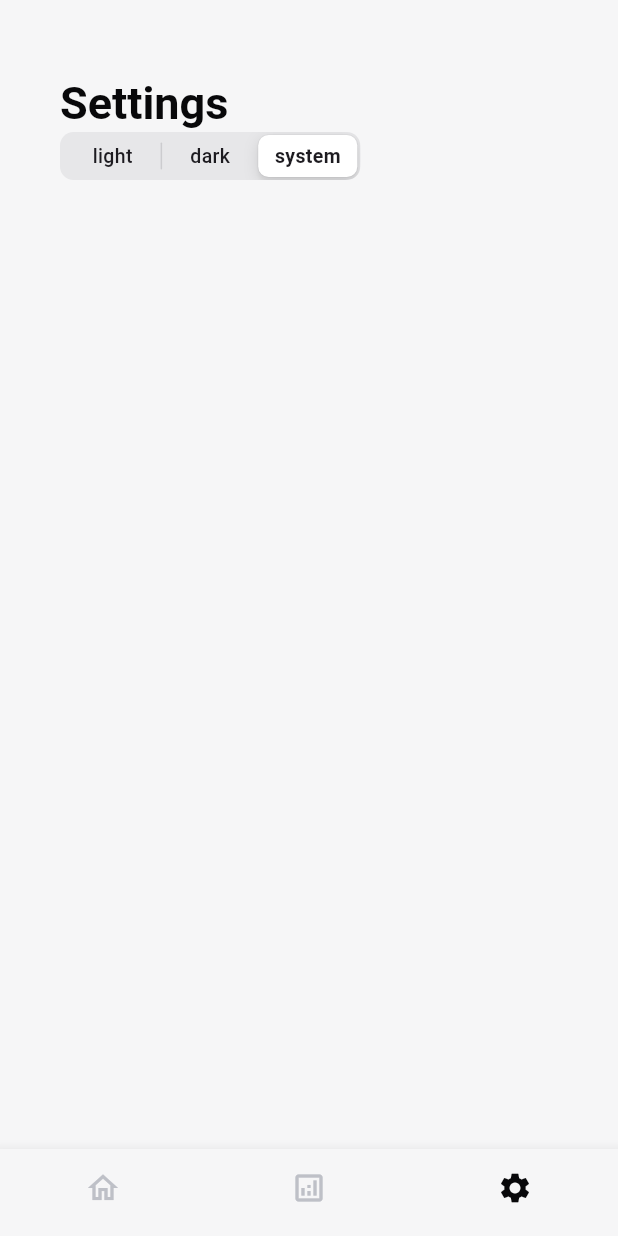
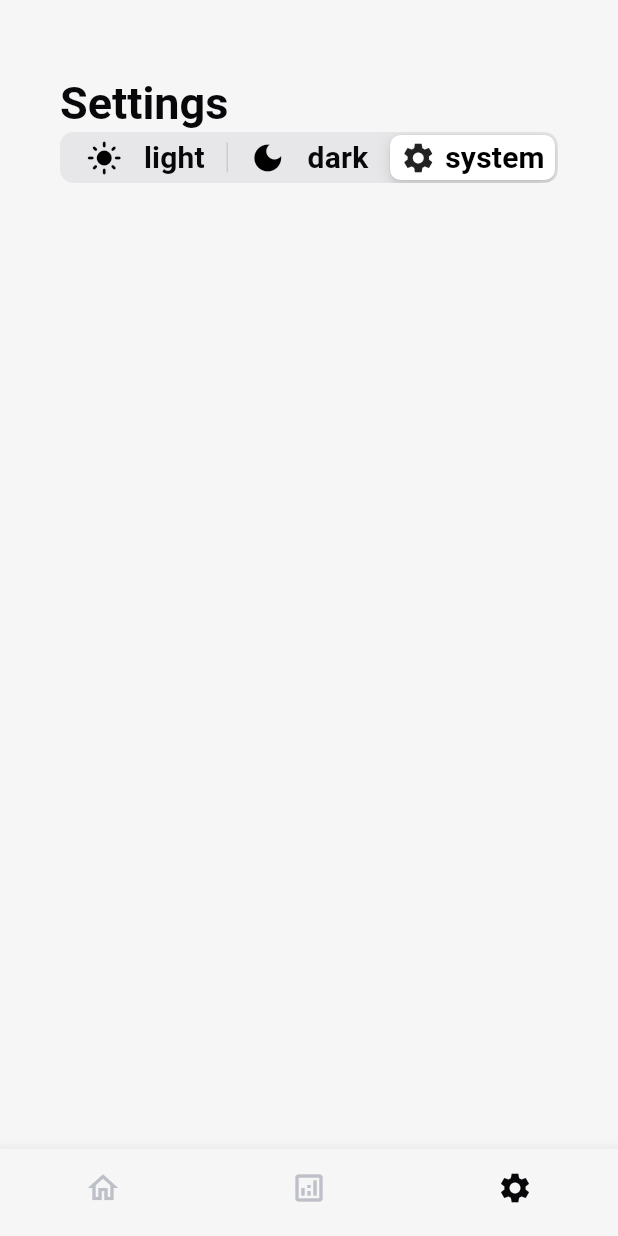
Before and after one commit to maksklimko/HabitTracker, a Flutter app: the screen it shows after launch, item 3 of the bottom bar chosen, on a phone screen of 412 x 824 dp. Run offline on Flutter 3.47's test engine with Material 3 defaults, Android fonts, the light colour scheme and no system bars; our stand-ins replace beamer, drift, drift_flutter, flutter_animate, flutter_riverpod, google_fonts and 3 more; missing offline and left inert: drawing_animation; accounts and stored records are empty; generated files the repository leaves out were written again.

Commit message:
Extract theme segment widget

```diff
--- a/lib/screens/settings_tab/UI/settings_tab.dart
+++ b/lib/screens/settings_tab/UI/settings_tab.dart
@@ -1,7 +1,7 @@
-import 'package:flutter/cupertino.dart';
 import 'package:flutter/material.dart';
 import 'package:flutter_riverpod/flutter_riverpod.dart';
 import 'package:habit_tracker/providers/settings_tab_provider.dart';
+import 'package:habit_tracker/screens/settings_tab/widgets/theme_segmented_button.dart';
 import 'package:habit_tracker/widgets/loading_widget.dart';
 
 //todo: add error screen and error widget with rive animation
@@ -22,17 +22,7 @@ class SettingsTab extends ConsumerWidget {
                 'Settings',
                 style: Theme.of(context).textTheme.titleLarge,
               ),
-              CupertinoSlidingSegmentedControl(
-                groupValue: data.appTheme,
-                children: [ThemeMode.light,ThemeMode.dark,ThemeMode.system].asMap().map((i, theme) {
-                  return MapEntry(theme, _buildButtonSegment(theme));
-                }),
-                onValueChanged: (value) {
-                  if (value != null) {
-                    ref.read(settingsTabProvider.notifier).updateTheme(value);
-                  }
-                },
-              )
+              ThemeSegmentedButton(themeMode: data.appTheme,),
             ],
           ),
         );
@@ -41,8 +31,4 @@ class SettingsTab extends ConsumerWidget {
       loading: () => const LoadingWidget(),
     );
   }
-
-  Widget _buildButtonSegment(ThemeMode theme) {
-    return Text(theme.name);
-  }
 }
--- /dev/null
+++ b/lib/screens/settings_tab/widgets/theme_segmented_button.dart
@@ -0,0 +1,67 @@
+import 'package:flutter/cupertino.dart';
+import 'package:flutter/material.dart';
+import 'package:flutter_riverpod/flutter_riverpod.dart';
+
+import '../../../providers/settings_tab_provider.dart';
+
+class ThemeSegmentedButton extends ConsumerWidget {
+  const ThemeSegmentedButton({
+    super.key,
+    required this.themeMode,
+  });
+
+  final ThemeMode themeMode;
+
+  @override
+  Widget build(BuildContext context, WidgetRef ref) {
+    return SizedBox(
+      width: double.infinity,
+      child: CupertinoSlidingSegmentedControl(
+        groupValue: themeMode,
+        children: [ThemeMode.light, ThemeMode.dark, ThemeMode.system]
+            .asMap()
+            .map((i, theme) {
+          return MapEntry(
+              theme, _buildButtonSegment(context, theme, themeMode));
+        }),
+        onValueChanged: (value) {
+          if (value != null) {
+            ref.read(settingsTabProvider.notifier).updateTheme(value);
+          }
+        },
+      ),
+    );
+  }
+
+  Widget _buildButtonSegment(
+      BuildContext ctx, ThemeMode theme, ThemeMode currentTheme) {
+    return Row(
+      mainAxisAlignment: MainAxisAlignment.spaceEvenly,
+      children: [
+        Icon(_getThemeIcon(theme),
+            color: theme != currentTheme
+                ? currentTheme==ThemeMode.dark
+                    ? Colors.white
+                    : Colors.black
+                : null),
+        Text(
+          theme.name,
+          style: Theme.of(ctx).textTheme.titleMedium?.copyWith(
+              fontWeight: FontWeight.w700,
+              color: theme == currentTheme ? Colors.black : null),
+        ),
+      ],
+    );
+  }
+
+  IconData _getThemeIcon(ThemeMode theme) {
+    switch (theme) {
+      case ThemeMode.light:
+        return Icons.light_mode;
+      case ThemeMode.dark:
+        return Icons.dark_mode;
+      case ThemeMode.system:
+        return Icons.settings;
+    }
+  }
+}
```
